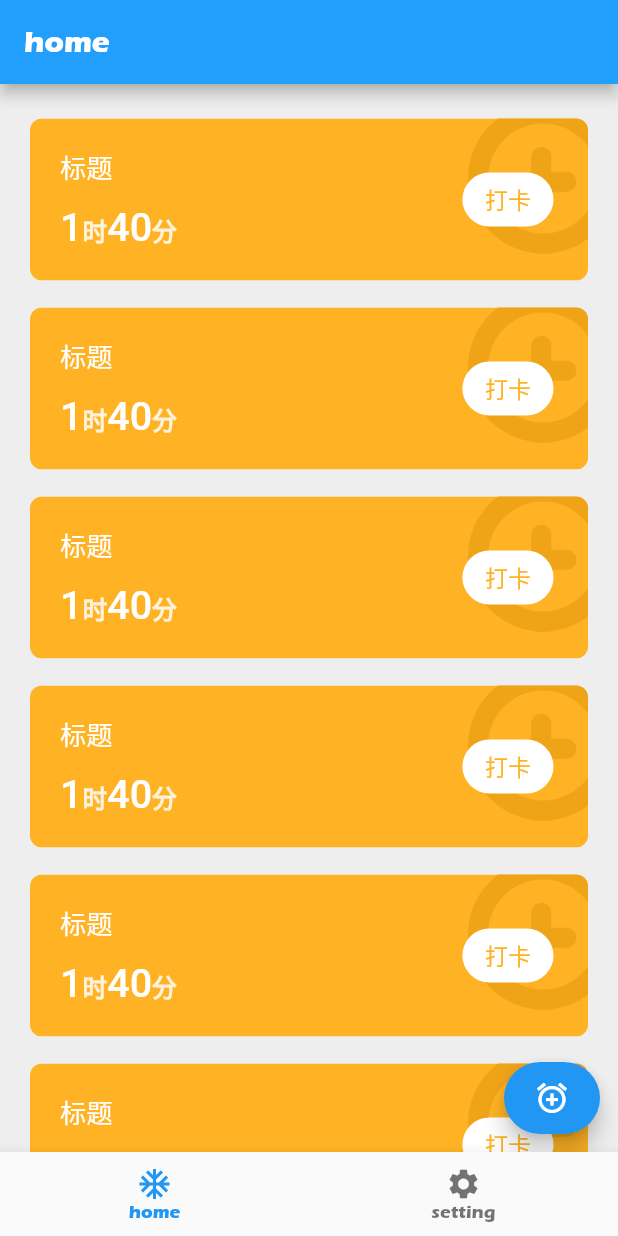
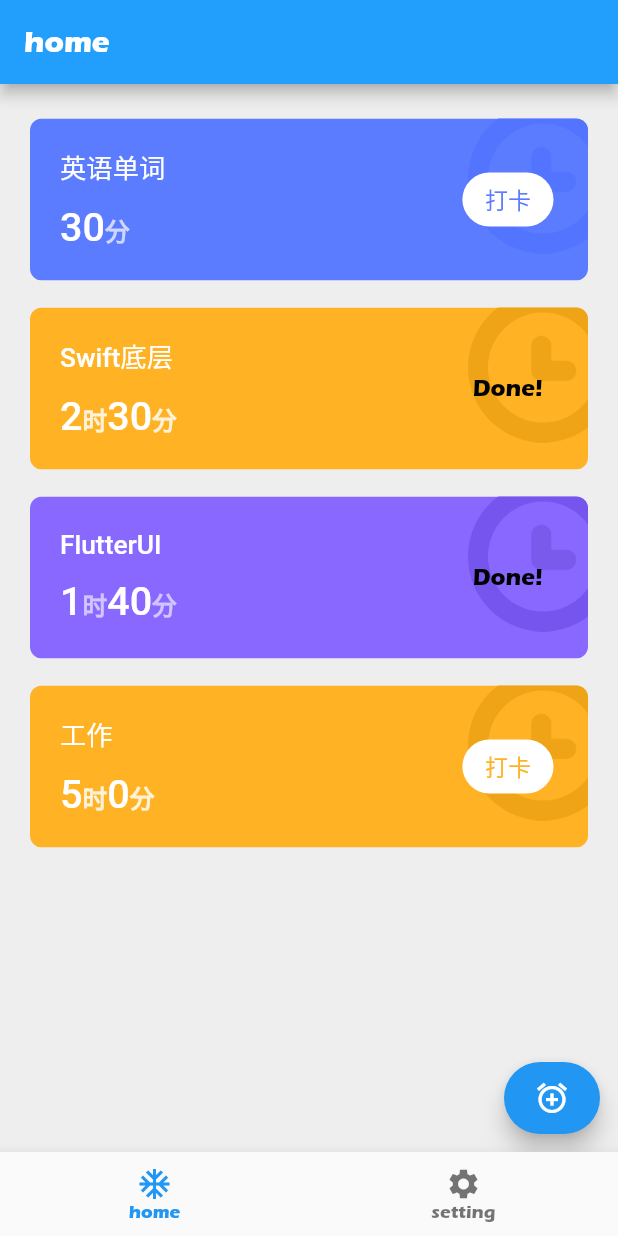
Before and after one commit to semperhhh/zhishu_card, a Flutter app: the screen it shows after launch, on a phone screen of 412 x 824 dp. Run offline on Flutter 3.47's test engine with Material 2 defaults, Android fonts, the phone set to English and light mode, and no system bars; our stand-ins replace flutter_screenutil, image_picker, shared_preferences; Roboto replaces fonts that are missing (PingFangSC).

Commit message:
添加model

```diff
--- a/lib/Home/HomeViewController.dart
+++ b/lib/Home/HomeViewController.dart
@@ -1,7 +1,7 @@
 import 'package:flutter/material.dart';
 import 'package:zhishu_card_flutter/Tools/ColorUtil.dart';
 import 'package:zhishu_card_flutter/Tools/MainTool.dart';
-
+import 'Models/HomeModel.dart';
 import 'Views/HomeTableViewCell.dart';
 
 // 主页
@@ -17,7 +17,12 @@ class _HomeViewControllerState extends State<HomeViewController>
   bool get wantKeepAlive => true;
 
   // 数据
-  List<String> dataList = ["1", "2", "3", "4", "5", "6"];
+  List<HomeModel> dataList = [
+    HomeModel("英语单词", 30),
+    HomeModel("Swift底层", 150, isDone: true),
+    HomeModel("FlutterUI", 100, isDone: true),
+    HomeModel("工作", 300, isDone: false),
+  ];
 
   @override
   Widget build(BuildContext context) {
@@ -33,7 +38,7 @@ class _HomeViewControllerState extends State<HomeViewController>
         child: ListView.builder(
           padding: EdgeInsets.only(top: 15, bottom: 15, left: 20, right: 20),
           itemBuilder: (context, index) {
-            return HomeTableViewCell(name: index.toString());
+            return HomeTableViewCell(dataList[index]);
           },
           itemCount: dataList.length,
         ),
--- a/lib/Home/Models/HomeModel.dart
+++ b/lib/Home/Models/HomeModel.dart
@@ -1,8 +1,10 @@
-class homeModel {
+class HomeModel {
   // 标题
   String name;
   // 时间(分钟)
   int time;
   // 是否完成
   bool isDone;
+
+  HomeModel(this.name, this.time, {this.isDone = false});
 }
--- a/lib/Home/Views/HomeTableViewCell.dart
+++ b/lib/Home/Views/HomeTableViewCell.dart
@@ -1,6 +1,5 @@
 import 'package:flutter/material.dart';
 import 'package:flutter_screenutil/flutter_screenutil.dart';
-import 'dart:math';
 import 'package:zhishu_card_flutter/Tools/ColorUtil.dart';
 import 'package:zhishu_card_flutter/Tools/MainTool.dart';
 import '../Models/HomeModel.dart';
@@ -8,8 +7,10 @@ import '../Models/HomeModel.dart';
 // cell
 class HomeTableViewCell extends StatefulWidget {
   final String name;
+  // 数据
+  HomeModel model;
   // init
-  HomeTableViewCell({Key key, @required this.name}) : super(key: key);
+  HomeTableViewCell(this.model, {Key key, this.name}) : super(key: key);
   @override
   _HomeTableViewCellState createState() => _HomeTableViewCellState();
 }
@@ -22,13 +23,13 @@ class _HomeTableViewCellState extends State<HomeTableViewCell> {
 
   @override
   Widget build(BuildContext context) {
-    final int timeInt = Random().nextInt(120);
+    final int timeInt = widget.model.time;
 
     // 背景样式
     CellColor _cellcolor = CellColor.random(timeInt);
 
     // 标题
-    Text nameText = Text("标题",
+    Text nameText = Text(widget.model.name,
         style: TextStyle(
             fontSize: 16.w, color: Colors.white, fontWeight: fontMedium));
 
@@ -77,6 +78,8 @@ class _HomeTableViewCellState extends State<HomeTableViewCell> {
     TextButton clockButton = TextButton(
       onPressed: () {
         print("click button");
+        widget.model.isDone = true;
+        setState(() {});
       },
       child: Container(
         padding: EdgeInsets.only(left: 15, right: 15),
@@ -91,6 +94,21 @@ class _HomeTableViewCellState extends State<HomeTableViewCell> {
               fontWeight: fontMedium,
               fontSize: 14.w),
         ),
+      ),
+    );
+
+    // 完成
+    Widget doneView = Container(
+      padding: EdgeInsets.only(left: 15, right: 15),
+      alignment: Alignment.center,
+      height: 36,
+      child: Text(
+        "Done!",
+        style: TextStyle(
+            color: Colors.black,
+            fontWeight: fontMedium,
+            fontSize: 14.w,
+            fontFamily: fontErasBold),
       ),
     );
 
@@ -117,7 +135,7 @@ class _HomeTableViewCellState extends State<HomeTableViewCell> {
         ),
         Positioned(
           right: 15,
-          child: clockButton,
+          child: widget.model.isDone == true ? doneView : clockButton,
         )
       ],
     );
--- a/lib/Tools/ColorUtil.dart
+++ b/lib/Tools/ColorUtil.dart
@@ -41,11 +41,11 @@ class CellColor {
 
   static CellColor random(int time) {
     CellColorType type;
-    if (time < 15) {
+    if (time < 45) {
       type = CellColorType.blue;
-    } else if (time < 45) {
+    } else if (time < 90) {
       type = CellColorType.green;
-    } else if (time < 75) {
+    } else if (time < 120) {
       type = CellColorType.purple;
     } else {
       type = CellColorType.orange;
--- a/lib/main.dart
+++ b/lib/main.dart
@@ -1,6 +1,8 @@
 import 'package:flutter/material.dart';
 import 'package:flutter_screenutil/flutter_screenutil.dart';
 import 'package:zhishu_card_flutter/Home/HomeViewController.dart';
+import 'package:zhishu_card_flutter/Setting/SettingAboutVC.dart';
+import 'package:zhishu_card_flutter/Setting/SettingSendVC.dart';
 import 'package:zhishu_card_flutter/Setting/SettingViewController.dart';
 import 'package:zhishu_card_flutter/Tools/ColorUtil.dart';
 import 'package:zhishu_card_flutter/Tools/MainTool.dart';
```
Also changed, not shown: lib/Setting/SettingAboutVC.dart (added, +15 -0 lines), lib/Setting/SettingSendVC.dart (added, +15 -0 lines), lib/Setting/SettingViewController.dart (+15 -3 lines).
